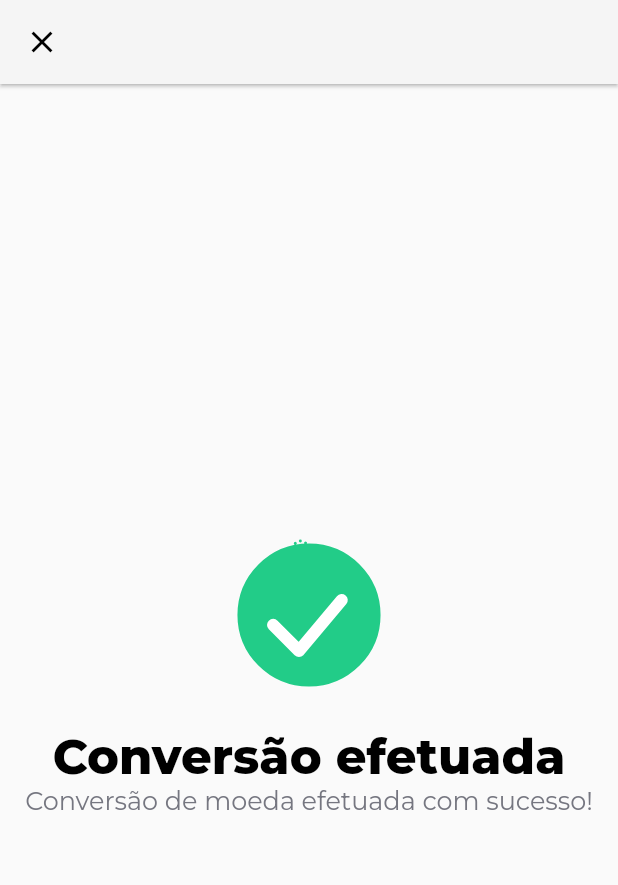
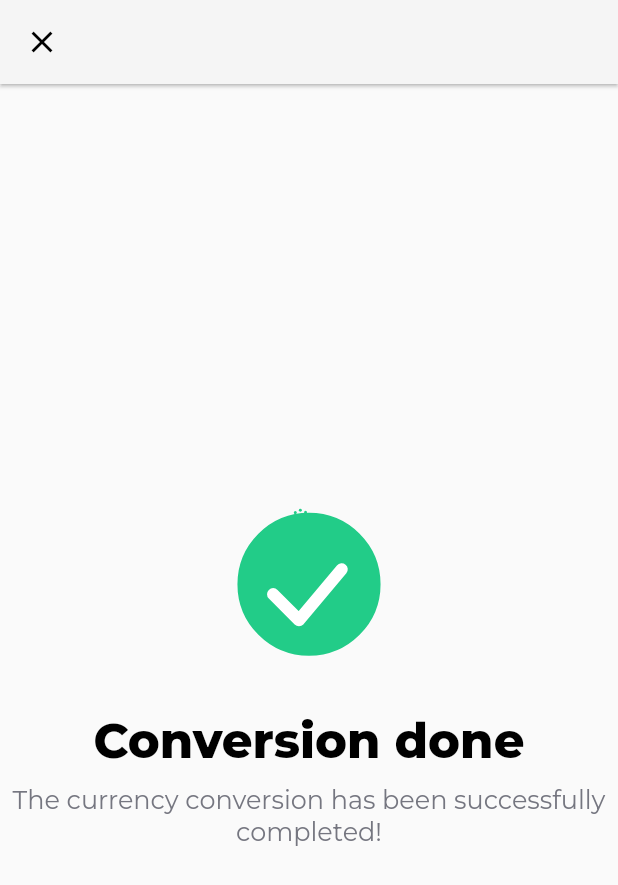
Before and after one commit to And-Martins/acelerate-everest-crypto-listing-challenge, a Flutter app: the CompleteConfirmation screen opened by its route, on a phone screen of 412 x 824 dp. Shown: the top 885 px of the screen. Run offline on Flutter 3.47's test engine with Material 2 defaults, Android fonts, the phone set to English and light mode, and no system bars; our stand-ins replace decimal, dio, fl_chart, flutter_svg, google_fonts, hooks_riverpod and 1 more; generated files the repository leaves out were written again; network calls fail.

Commit message:
feat: translate review and completed transaction screen, adding center into default subtitle widget

```diff
--- a/lib/confirmation/widgets/confirm_body.dart
+++ b/lib/confirmation/widgets/confirm_body.dart
@@ -1,5 +1,6 @@
 import 'package:flutter/material.dart';
 import 'package:lottie/lottie.dart';
+import 'package:flutter_gen/gen_l10n/app_localizations.dart';
 
 import '../../core/asset.dart';
 import '../../shared/widgets/default_subtitle.dart';
@@ -12,22 +13,26 @@ class ConfirmBody extends StatelessWidget {
 
   @override
   Widget build(BuildContext context) {
-    return Column(
-      mainAxisAlignment: MainAxisAlignment.center,
-      crossAxisAlignment: CrossAxisAlignment.center,
-      children: [
-        Center(
-          child: SizedBox(
+    return Padding(
+      padding: const EdgeInsets.symmetric(horizontal: 8.0),
+      child: Column(
+        mainAxisAlignment: MainAxisAlignment.center,
+        crossAxisAlignment: CrossAxisAlignment.center,
+        children: [
+          Lottie.asset(
+            confirmAnimation,
+            repeat: false,
             height: 150,
-            child: Lottie.asset(
-              confirmAnimation,
-              repeat: false,
-            ),
           ),
-        ),
-        const DefaultTitle(title: "Conversão efetuada"),
-        const DefaultSubtitle('Conversão de moeda efetuada com sucesso!')
-      ],
+          const SizedBox(height: 10),
+          DefaultTitle(title: AppLocalizations.of(context)!.completeTitle),
+          const SizedBox(height: 10),
+          DefaultSubtitle(
+            AppLocalizations.of(context)!.completeSubtitle,
+            center: true,
+          )
+        ],
+      ),
     );
   }
 }
--- a/lib/l10n/app_en.arb
+++ b/lib/l10n/app_en.arb
@@ -23,5 +23,7 @@
     "item1TitleReview": "Convert",
     "item2TitleReview": "Receive",
     "item3TitleReview": "Exchange",
-    "reviewButton": "Finish conversion"
+    "reviewButton": "Finish conversion",
+    "completeTitle": "Conversion done",
+    "completeSubtitle": "The currency conversion has been successfully completed!"
 }
--- a/lib/l10n/app_pt.arb
+++ b/lib/l10n/app_pt.arb
@@ -98,7 +98,16 @@
     "reviewButton": "Concluir conversão",
     "@reviewButton":{
         "description" : "Texto do botão de conclusão de conversão da tela de review"
+    },
+    "completeTitle": "Conversão efetuada",
+    "@completeTitle":{
+        "description" : "Título da tela de confirmação"
+    },
+    "completeSubtitle": "Conversão de moeda efetuada com sucesso!",
+    "@completeSubtitle":{
+        "description" : "Subtitulo da tela de confirmação"
     }
 
 
+
 }
--- a/lib/shared/widgets/default_subtitle.dart
+++ b/lib/shared/widgets/default_subtitle.dart
@@ -6,12 +6,14 @@ class DefaultSubtitle extends StatelessWidget {
   final int strong;
   final Color color;
   final double size;
+  final bool center;
 
   const DefaultSubtitle(
     this.message, {
     this.size = 17,
     this.strong = 400,
     this.color = const Color.fromRGBO(117, 118, 128, 1),
+    this.center = false,
     Key? key,
   }) : super(key: key);
 
@@ -28,6 +30,7 @@ class DefaultSubtitle extends StatelessWidget {
                 ? FontWeight.w500
                 : FontWeight.w400,
       ),
+      textAlign: center == true ? TextAlign.center : TextAlign.left,
     );
   }
 }
```
